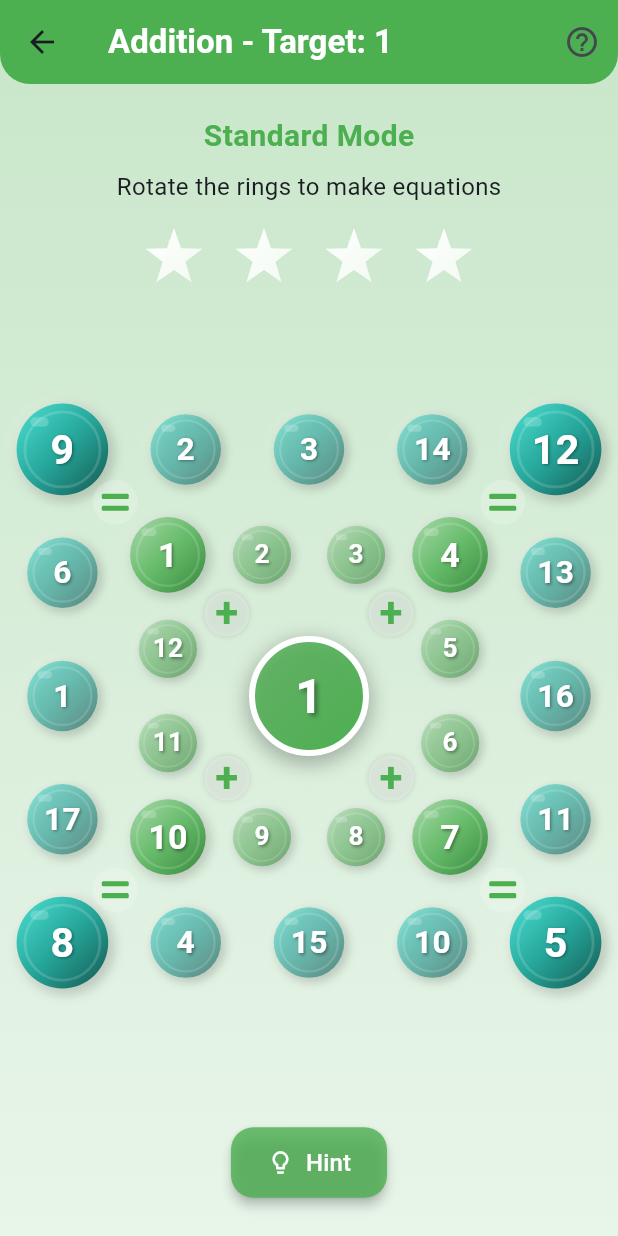
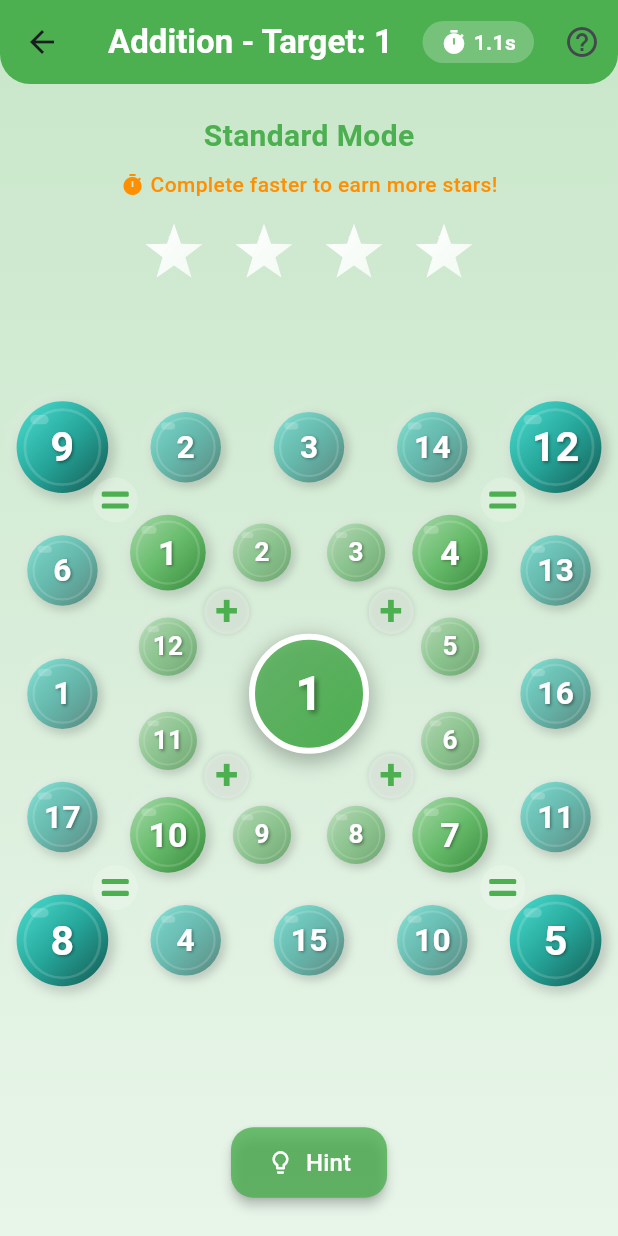
Before and after one commit to dannyboy166/math_skills_game, a Flutter app: the screen it shows once a user with an empty profile is signed in, after a tap on "Start Game", on a phone screen of 412 x 824 dp. Run offline on Flutter 3.47's test engine with Material 3 defaults, Android fonts, the phone set to English and light mode, and no system bars; our stand-ins replace cloud_firestore, firebase_auth, firebase_core, google_sign_in; accounts and stored records are empty.

Commit message:
adding star rating for levels and timer display

```diff
--- /dev/null
+++ b/lib/models/level_completion_model.dart
@@ -0,0 +1,141 @@
+// lib/models/level_completion_model.dart
+import 'package:cloud_firestore/cloud_firestore.dart';
+
+class LevelCompletionModel {
+  final String operationName;
+  final String difficultyName;
+  final int targetNumber;
+  final int stars;
+  final int completionTimeMs;
+  final DateTime completedAt;
+
+  const LevelCompletionModel({
+    required this.operationName,
+    required this.difficultyName,
+    required this.targetNumber,
+    required this.stars,
+    required this.completionTimeMs,
+    required this.completedAt,
+  });
+
+  // Convert to Map for Firestore
+  Map<String, dynamic> toMap() {
+    return {
+      'operationName': operationName,
+      'difficultyName': difficultyName,
+      'targetNumber': targetNumber,
+      'stars': stars,
+      'completionTimeMs': completionTimeMs,
+      'completedAt': completedAt,
+    };
+  }
+
+  // Create from Firestore document
+  factory LevelCompletionModel.fromDocument(DocumentSnapshot doc) {
+    final data = doc.data() as Map<String, dynamic>;
+
+    return LevelCompletionModel(
+      operationName: data['operationName'] ?? '',
+      difficultyName: data['difficultyName'] ?? '',
+      targetNumber: data['targetNumber'] ?? 0,
+      stars: data['stars'] ?? 0,
+      completionTimeMs: data['completionTimeMs'] ?? 0,
+      completedAt: (data['completedAt'] as Timestamp).toDate(),
+    );
+  }
+
+  // Create copy with updated fields
+  LevelCompletionModel copyWith({
+    String? operationName,
+    String? difficultyName,
+    int? targetNumber,
+    int? stars,
+    int? completionTimeMs,
+    DateTime? completedAt,
+  }) {
+    return LevelCompletionModel(
+      operationName: operationName ?? this.operationName,
+      difficultyName: difficultyName ?? this.difficultyName,
+      targetNumber: targetNumber ?? this.targetNumber,
+      stars: stars ?? this.stars,
+      completionTimeMs: completionTimeMs ?? this.completionTimeMs,
+      completedAt: completedAt ?? this.completedAt,
+    );
+  }
+}
+
+// Helper class to calculate star ratings based on operation and difficulty
+class StarRatingCalculator {
+  // Time thresholds in milliseconds for each difficulty level
+  // Format: [3-star threshold, 2-star threshold, 1-star threshold]
+  static const Map<String, Map<String, List<int>>> _timeThresholds = {
+    'addition': {
+      'Standard': [15000, 30000, 60000],     // 15s, 30s, 60s
+      'Challenging': [20000, 40000, 80000],  // 20s, 40s, 80s
+      'Expert': [30000, 60000, 120000],      // 30s, 60s, 120s
+      'Impossible': [45000, 90000, 180000],  // 45s, 90s, 180s
+    },
+    'subtraction': {
+      'Standard': [15000, 30000, 60000],
+      'Challenging': [25000, 50000, 100000],
+      'Expert': [40000, 80000, 160000],
+      'Impossible': [60000, 120000, 240000],
+    },
+    'multiplication': {
+      'Standard': [20000, 40000, 80000],
+      'Challenging': [30000, 60000, 120000],
+      'Expert': [45000, 90000, 180000],
+      'Impossible': [60000, 120000, 240000],
+    },
+    'division': {
+      'Standard': [25000, 50000, 100000],
+      'Challenging': [35000, 70000, 140000],
+      'Expert': [50000, 100000, 200000],
+      'Impossible': [70000, 140000, 280000],
+    },
+  };
+
+  // Calculate stars based on operation, difficulty and completion time
+  static int calculateStars(String operation, String difficulty, int completionTimeMs) {
+    // Default to Standard difficulty if not found
+    final thresholds = _timeThresholds[operation]?[difficulty] ??
+                      _timeThresholds[operation]?['Standard'] ??
+                      [20000, 40000, 80000];
+
+    if (completionTimeMs <= thresholds[0]) {
+      return 3; // Fast completion - 3 stars
+    } else if (completionTimeMs <= thresholds[1]) {
+      return 2; // Good completion - 2 stars
+    } else if (completionTimeMs <= thresholds[2]) {
+      return 1; // Slow completion - 1 star
+    } else {
+      return 0; // Very slow - 0 stars
+    }
+  }
+
+  // Get the time threshold for a specific star rating
+  static int getTimeThreshold(String operation, String difficulty, int stars) {
+    if (stars < 1 || stars > 3) {
+      return 0; // Invalid star count
+    }
+
+    final thresholds = _timeThresholds[operation]?[difficulty] ??
+                      _timeThresholds[operation]?['Standard'] ??
+                      [20000, 40000, 80000];
+
+    return thresholds[3 - stars]; // Index 0 for 3 stars, 1 for 2 stars, 2 for 1 star
+  }
+
+  // Format milliseconds as a human-readable string
+  static String formatTime(int milliseconds) {
+    final seconds = (milliseconds / 1000).floor();
+    final minutes = (seconds / 60).floor();
+    final remainingSeconds = seconds % 60;
+
+    if (minutes > 0) {
+      return '$minutes:${remainingSeconds.toString().padLeft(2, '0')}';
+    } else {
+      return '$seconds.${(milliseconds % 1000) ~/ 100}s';
+    }
+  }
+}
--- a/lib/widgets/game_screen_ui.dart
+++ b/lib/widgets/game_screen_ui.dart
@@ -1,5 +1,6 @@
 // lib/widgets/game_screen_ui.dart
 import 'package:flutter/material.dart';
+import 'package:math_skills_game/models/level_completion_model.dart';
 import 'package:math_skills_game/widgets/progress_stars.dart';
 import '../models/difficulty_level.dart';
 import '../models/operation_config.dart';
@@ -21,6 +22,7 @@ class GameScreenUI extends StatelessWidget {
   final List<LockedEquation> lockedEquations;
   final List<Widget> starAnimations;
   final bool isGameComplete;
+  final int elapsedTimeMs; // Added for timer display
 
   // Callback functions for interactions
   final Function(int) onUpdateInnerRing;
@@ -42,6 +44,7 @@ class GameScreenUI extends StatelessWidget {
     required this.lockedEquations,
     required this.starAnimations,
     required this.isGameComplete,
+    required this.elapsedTimeMs, // Added
     required this.onUpdateInnerRing,
     required this.onUpdateOuterRing,
     required this.onTileTap,
@@ -78,6 +81,9 @@ class GameScreenUI extends StatelessWidget {
         break;
     }
 
+    // Format time display
+    final formattedTime = StarRatingCalculator.formatTime(elapsedTimeMs);
+
     return Scaffold(
       extendBodyBehindAppBar: true,
       appBar: AppBar(
@@ -96,6 +102,30 @@ class GameScreenUI extends StatelessWidget {
           ),
         ),
         actions: [
+          // Timer display in app bar
+          Center(
+            child: Container(
+              padding: EdgeInsets.symmetric(horizontal: 12, vertical: 4),
+              margin: EdgeInsets.only(right: 8),
+              decoration: BoxDecoration(
+                color: Colors.white24,
+                borderRadius: BorderRadius.circular(15),
+              ),
+              child: Row(
+                children: [
+                  Icon(Icons.timer, size: 18, color: Colors.white),
+                  SizedBox(width: 4),
+                  Text(
+                    formattedTime,
+                    style: TextStyle(
+                      fontWeight: FontWeight.bold,
+                      color: Colors.white,
+                    ),
+                  ),
+                ],
+              ),
+            ),
+          ),
           // Help button
           IconButton(
             icon: Icon(Icons.help_outline),
@@ -119,12 +149,10 @@ class GameScreenUI extends StatelessWidget {
               // Main content column with better space management
               Column(
                 children: [
-                  // Top section: title and instructions
+                  // Top section: title, timer and instructions
                   Column(
                     children: [
-                      SizedBox(
-                        height: 20,
-                      ),
+                      SizedBox(height: 20),
                       Text(
                         '${difficultyLevel.displayName} Mode',
                         style: TextStyle(
@@ -134,10 +162,24 @@ class GameScreenUI extends StatelessWidget {
                         ),
                       ),
                       SizedBox(height: 8),
-                      Text(
-                        'Rotate the rings to make equations',
-                        style: TextStyle(fontSize: 16),
+
+                      // Star rating guide
+                      Row(
+                        mainAxisAlignment: MainAxisAlignment.center,
+                        children: [
+                          Icon(Icons.timer, size: 16, color: Colors.amber.shade800),
+                          SizedBox(width: 4),
+                          Text(
+                            'Complete faster to earn more stars!',
+                            style: TextStyle(
+                              fontSize: 14,
+                              fontWeight: FontWeight.w500,
+                              color: Colors.amber.shade800,
+                            ),
+                          ),
+                        ],
                       ),
+
                       SizedBox(height: 16),
                       // Progress stars at the top
                       ProgressStars(
@@ -319,7 +361,7 @@ class GameScreenUI extends StatelessWidget {
             textAlign: TextAlign.center,
           ),
           Text(
-            '${lockedEquations.length}/4 equations solved',
+            '${lockedEquations.length}/4 equations solved in ${StarRatingCalculator.formatTime(elapsedTimeMs)}',
             style: TextStyle(
               fontSize: 16,
               fontWeight: FontWeight.w500,
```
Also changed, not shown: lib/screens/game_screen.dart (+145 -26 lines), lib/screens/levels_screen.dart (added, +131 -0 lines), lib/services/user_service.dart (+82 -1 lines).
